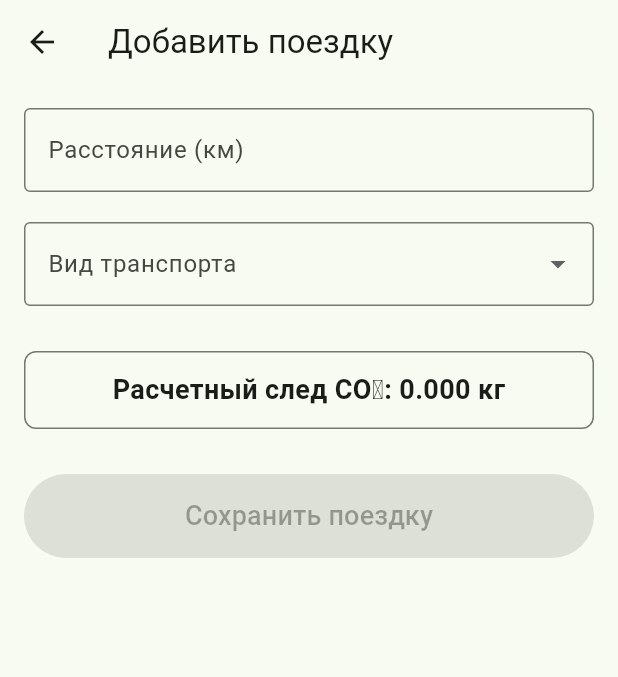
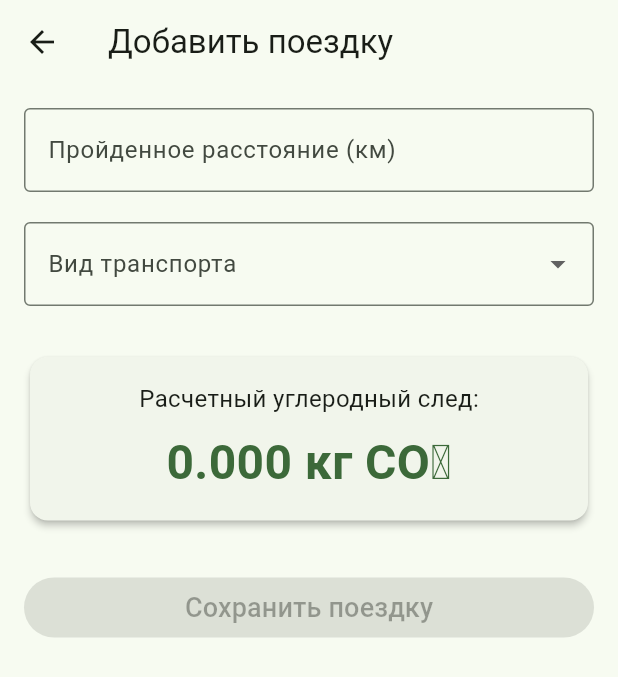
Before and after one commit to peterkrglv/flut5, a Flutter app: the TripAddScreen screen opened directly, on a phone screen of 412 x 824 dp. Shown: the top 677 px of the screen. Run offline on Flutter 3.47's test engine with Material 3 defaults, Android fonts, the phone set to English and light mode, and no system bars.

Commit message:
Trip Footprint Widget

```diff
--- a/lib/features/trp/screens/trip_screen.dart
+++ b/lib/features/trp/screens/trip_screen.dart
@@ -2,6 +2,7 @@ import 'package:flutter/material.dart';
 import 'package:prac5/features/transport/models/transport_model.dart';
 import 'package:prac5/shared/eco_data_manager.dart';
 import 'package:provider/provider.dart';
+
 
 class TripAddScreen extends StatefulWidget {
   const TripAddScreen({super.key});
@@ -11,22 +12,15 @@ class TripAddScreen extends StatefulWidget {
 }
 
 class _TripAddScreenState extends State<TripAddScreen> {
-  final _distanceController = TextEditingController();
+  final TextEditingController _distanceController = TextEditingController();
   TransportModel? _selectedTransport;
   double _calculatedFootprint = 0.0;
 
-  @override
-  void dispose() {
-    _distanceController.dispose();
-    super.dispose();
-  }
-
   void _calculateFootprint() {
-    final distance = double.tryParse(_distanceController.text) ?? 0.0;
-
+    final double distance = double.tryParse(_distanceController.text) ?? 0.0;
     if (_selectedTransport != null && distance > 0) {
       setState(() {
-        _calculatedFootprint = (distance * _selectedTransport!.co2PerKm) / 1000;
+        _calculatedFootprint = distance * _selectedTransport!.co2PerKm;
       });
     } else {
       setState(() {
@@ -36,37 +30,45 @@ class _TripAddScreenState extends State<TripAddScreen> {
   }
 
   void _saveTrip() {
-    if (_calculatedFootprint > 0 && _selectedTransport != null) {
-      final dataManager = Provider.of<EcoDataManager>(context, listen: false);
-
-      dataManager.addTrip(
-        distanceKm: double.tryParse(_distanceController.text) ?? 0.0,
+    if (_calculatedFootprint > 0) {
+      Provider.of<EcoDataManager>(context, listen: false).addTrip(
+        distanceKm: double.parse(_distanceController.text),
         transport: _selectedTransport!,
         carbonFootprintKg: _calculatedFootprint,
       );
 
-      final String message =
-          'Сохранено: ${_selectedTransport!.name}. След: ${_calculatedFootprint.toStringAsFixed(3)} кг CO₂';
-
-      ScaffoldMessenger.of(context).showSnackBar(
-        SnackBar(
-          content: Text(message),
-          duration: const Duration(seconds: 3),
-        ),
-      );
-
+      _distanceController.clear();
       setState(() {
-        _distanceController.clear();
         _selectedTransport = null;
         _calculatedFootprint = 0.0;
       });
+
+      ScaffoldMessenger.of(context).showSnackBar(
+        const SnackBar(content: Text('Поездка сохранена!')),
+      );
     }
+  }
+
+  void _onFormChange() {
+    _calculateFootprint();
+  }
+
+  @override
+  void initState() {
+    super.initState();
+    _distanceController.addListener(_onFormChange);
+  }
+
+  @override
+  void dispose() {
+    _distanceController.removeListener(_onFormChange);
+    _distanceController.dispose();
+    super.dispose();
   }
 
   @override
   Widget build(BuildContext context) {
-    final dataManager = Provider.of<EcoDataManager>(context, listen: false);
-    final transports = dataManager.availableTransports;
+    final transports = Provider.of<EcoDataManager>(context).availableTransports;
 
     return Scaffold(
       appBar: AppBar(
@@ -77,15 +79,13 @@ class _TripAddScreenState extends State<TripAddScreen> {
         child: Column(
           crossAxisAlignment: CrossAxisAlignment.stretch,
           children: <Widget>[
-            TextField(
+            TextFormField(
               controller: _distanceController,
               keyboardType: const TextInputType.numberWithOptions(decimal: true),
               decoration: const InputDecoration(
-                labelText: 'Расстояние (км)',
-                hintText: 'Введите пройденное расстояние',
+                labelText: 'Пройденное расстояние (км)',
                 border: OutlineInputBorder(),
               ),
-              onChanged: (_) => _calculateFootprint(),
             ),
 
             const SizedBox(height: 20),
@@ -96,7 +96,7 @@ class _TripAddScreenState extends State<TripAddScreen> {
                 border: OutlineInputBorder(),
               ),
               value: _selectedTransport,
-              items: transports.map((TransportModel transport) {
+              items: transports.map((transport) {
                 return DropdownMenuItem<TransportModel>(
                   value: transport,
                   child: Row(
@@ -111,39 +111,56 @@ class _TripAddScreenState extends State<TripAddScreen> {
               onChanged: (TransportModel? newValue) {
                 setState(() {
                   _selectedTransport = newValue;
+                  _calculateFootprint();
                 });
-                _calculateFootprint();
               },
             ),
 
             const SizedBox(height: 30),
 
-            Container(
-              padding: const EdgeInsets.all(12.0),
-              decoration: BoxDecoration(
-                border: Border.all(color: Theme.of(context).dividerColor),
-                borderRadius: BorderRadius.circular(8.0),
-              ),
-              child: Text(
-                'Расчетный след CO₂: ${_calculatedFootprint.toStringAsFixed(3)} кг',
-                style: const TextStyle(
-                  fontSize: 18,
-                  fontWeight: FontWeight.bold,
-                ),
-                textAlign: TextAlign.center,
-              ),
-            ),
+            FootprintResultCard(footprintKg: _calculatedFootprint),
 
             const SizedBox(height: 30),
 
             ElevatedButton(
-              onPressed: (_calculatedFootprint > 0) ? _saveTrip : null,
-              style: ElevatedButton.styleFrom(
-                padding: const EdgeInsets.symmetric(vertical: 15),
-              ),
-              child: const Text(
-                'Сохранить поездку',
-                style: TextStyle(fontSize: 18),
+              onPressed: _calculatedFootprint > 0 ? _saveTrip : null,
+              child: const Text('Сохранить поездку', style: TextStyle(fontSize: 18)),
+            ),
+          ],
+        ),
+      ),
+    );
+  }
+}
+
+
+class FootprintResultCard extends StatelessWidget {
+  final double footprintKg;
+
+  const FootprintResultCard({
+    required this.footprintKg,
+    super.key,
+  });
+
+  @override
+  Widget build(BuildContext context) {
+    return Card(
+      elevation: 2,
+      child: Padding(
+        padding: const EdgeInsets.all(16.0),
+        child: Column(
+          children: [
+            const Text(
+              'Расчетный углеродный след:',
+              style: TextStyle(fontSize: 16),
+            ),
+            const SizedBox(height: 8),
+            Text(
+              '${footprintKg.toStringAsFixed(3)} кг CO₂',
+              style: TextStyle(
+                fontSize: 32,
+                fontWeight: FontWeight.bold,
+                color: Theme.of(context).colorScheme.primary,
               ),
             ),
           ],
```
